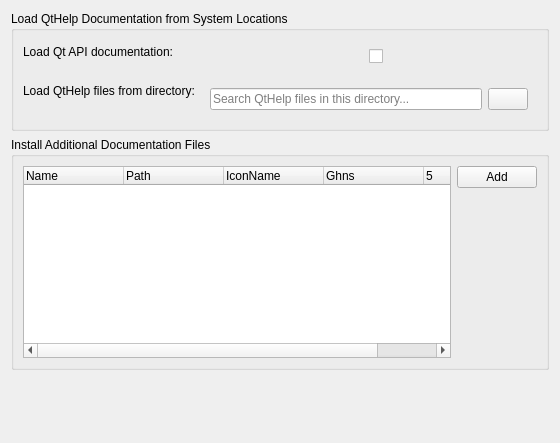
Above: documentation/qthelp/qthelpconfig.ui from KDE/kdevelop before the change. Below: the same form after it.
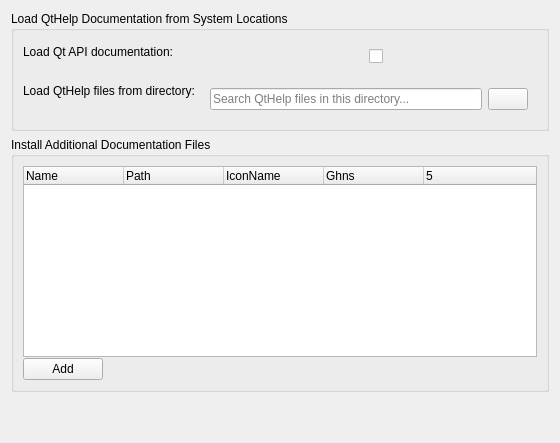
That is the form after the change. Icons and pictures are not drawn. Custom widgets are drawn as their Qt base class.

Commit message: Move QtHelp files control buttons below table

What changed in the file:
```diff
--- a/documentation/qthelp/qthelpconfig.ui
+++ b/documentation/qthelp/qthelpconfig.ui
@@ -187,16 +187,7 @@
            </widget>
           </item>
           <item>
-           <layout class="QHBoxLayout" name="horizontalLayout_3">
-            <property name="topMargin">
-             <number>0</number>
-            </property>
-           </layout>
-          </item>
-         </layout>
-        </item>
-        <item>
-         <layout class="QVBoxLayout" name="verticalLayout">
+           <layout class="QHBoxLayout" name="tableCtrlLayout">
           <item>
            <widget class="QPushButton" name="addButton">
             <property name="text">
@@ -205,17 +196,26 @@
            </widget>
           </item>
           <item>
-           <spacer name="verticalSpacer_2">
+             <spacer name="horizontalSpacer">
             <property name="orientation">
-             <enum>Qt::Vertical</enum>
+               <enum>Qt::Horizontal</enum>
             </property>
             <property name="sizeHint" stdset="0">
              <size>
-              <width>20</width>
-              <height>40</height>
+                <width>40</width>
+                <height>20</height>
              </size>
             </property>
            </spacer>
+            </item>
+           </layout>
+          </item>
+          <item>
+           <layout class="QHBoxLayout" name="horizontalLayout_3">
+            <property name="topMargin">
+             <number>0</number>
+            </property>
+           </layout>
           </item>
          </layout>
         </item>
```
Lines whose indentation alone changed are shown as unchanged. The commit also changes 1 other file.
